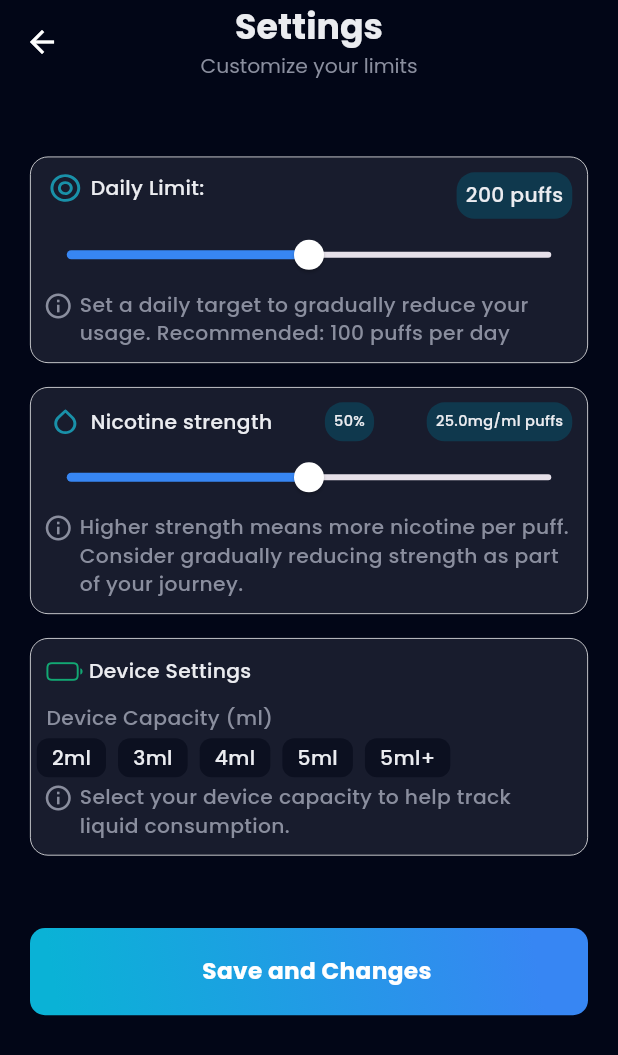
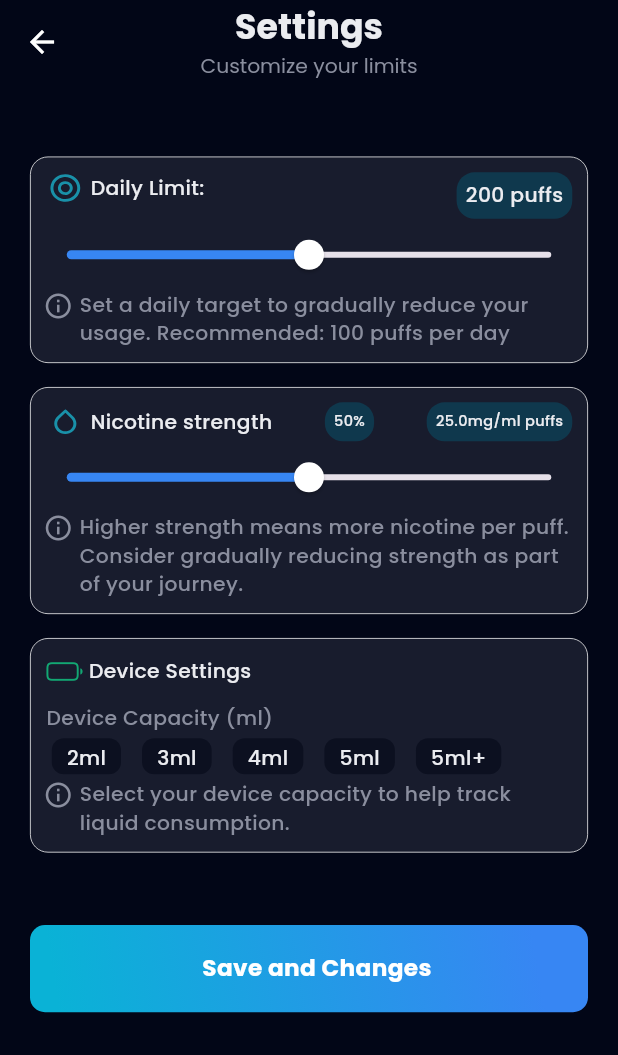
Before and after one commit to bdCalling-Sdt-hub/Vapeless-App, a Flutter app: the GoalSetting screen opened by its route, on a phone screen of 412 x 824 dp. Shown: the top 1055 px of the screen. Run offline on Flutter 3.47's test engine with Material 3 defaults, Android fonts, the phone set to English and light mode, and no system bars; our stand-ins replace cached_network_image, carousel_slider, fl_chart, flutter_html, flutter_local_notifications, flutter_rating_bar and 10 more; missing offline and left inert: flutter_paypal_payment, flutter_stripe, linear_progress_bar; accounts and stored records are empty; network calls fail.

Commit message:
improve code

```diff
--- a/lib/view/screen/common_screen/auth/sign up/verify_user.dart
+++ b/lib/view/screen/common_screen/auth/sign up/verify_user.dart
@@ -38,7 +38,7 @@ class _VerifyUserState extends State<VerifyUser> {
       body: GetBuilder<SignUpController>(
         builder: (controller) {
           return SingleChildScrollView(
-            padding: EdgeInsets.symmetric(vertical: 24.h, horizontal: 20.w),
+            padding: EdgeInsets.symmetric(vertical: 24.h, horizontal: 16.w),
             child: Form(
               key: formKey,
               child: Column(
@@ -65,7 +65,7 @@ class _VerifyUserState extends State<VerifyUser> {
                         shape: PinCodeFieldShape.box,
                         borderRadius: BorderRadius.circular(16.r),
                         fieldHeight: 60.h,
-                        fieldWidth: 60.w,
+                        fieldWidth: 50.w,
                         activeFillColor: AppColors.transparent,
                         selectedFillColor: AppColors.transparent,
                         inactiveFillColor: AppColors.transparent,
--- a/lib/view/screen/goal/goal_setting.dart
+++ b/lib/view/screen/goal/goal_setting.dart
@@ -246,19 +246,20 @@ class _GoalSettingState extends State<GoalSetting> {
                       top: 10,
                     ).start,
                     SizedBox(
-                      height: 34,
+                      height: 32,
+                      child: Center(
                         child: ListView.builder(
                           scrollDirection: Axis.horizontal,
                           itemCount: controller.capacityList.length,
                           itemBuilder: (context, index) => Container(
-                          padding:
-                              EdgeInsets.symmetric(horizontal: 10, vertical: 4),
-                          margin: EdgeInsets.all(4),
+                            padding: EdgeInsets.symmetric(horizontal: 10, vertical: 4),
+                            margin: EdgeInsets.only(left: 14, top: 4, bottom: 4),
                             decoration: BoxDecoration(
                                 color: AppColors.bg2,
                                 borderRadius: BorderRadius.circular(8)),
                             child:
                                 CommonText(text: controller.capacityList[index]),
+                          ),
                         ),
                       ),
                     ),
--- a/lib/view/screen/subscription/subscription_screen.dart
+++ b/lib/view/screen/subscription/subscription_screen.dart
@@ -26,8 +26,8 @@ class SubscriptionScreen extends StatelessWidget {
         body: GetBuilder<SubscriptionController>(
           builder: (controller) => slider.CarouselSlider(
             options: slider.CarouselOptions(
-              autoPlay: true,
-              height: Get.height * 0.7,
+              autoPlay: false,
+              height: Get.height * 0.75,
               aspectRatio: 16 / 9,
               viewportFraction: 0.8,
               initialPage: 0,
--- a/lib/view/screen/subscription/widgets/free_subscription.dart
+++ b/lib/view/screen/subscription/widgets/free_subscription.dart
@@ -45,7 +45,8 @@ class FreeSubscription extends StatelessWidget {
                   borderRadius: BorderRadius.circular(12)),
               child: const Center(
                   child: CommonText(
-                text: "Try VapeLess Premium Free for 30 Puffs",
+                    maxLines: 2,
+                text: "Try VapeLess Premium Free \nfor 30 Puffs",
                 color: AppColors.nav,
               )),
             ),
@@ -94,6 +95,7 @@ class FreeSubscription extends StatelessWidget {
               onTap: () => Get.toNamed(AppRoutes.dashboard),
             ),
             const CommonText(
+              maxLines: 3,
               text: AppString.trialDetails,
               fontSize: 12,
               top: 12,
```
Lines whose indentation alone changed are shown as unchanged.
